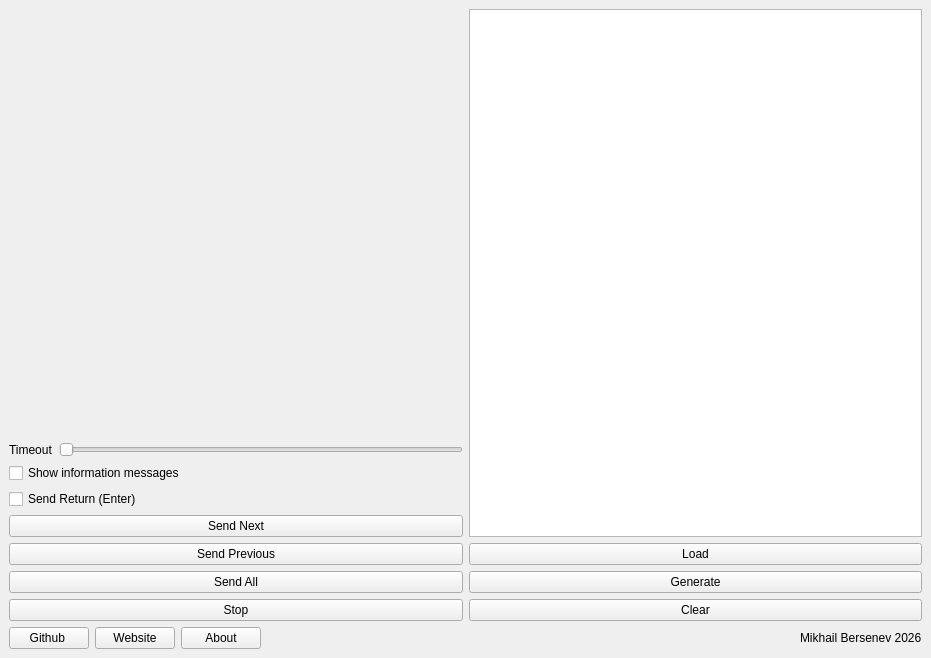
This is mainwindow.ui in MikhailBersenev/EANScannerEmu as Qt 5 draws it before an edit. The edited form follows.
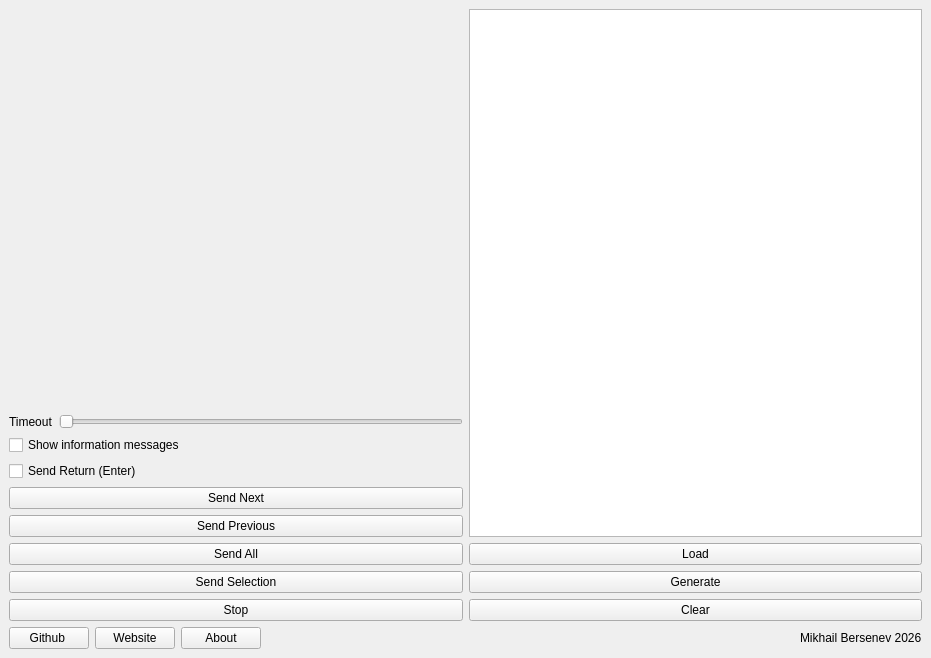
This is the edited form. Icons and pictures are not drawn.

Commit message: Add SendSelectionButton functionality to send selected barcode

What changed in the file:
```diff
--- a/mainwindow.ui
+++ b/mainwindow.ui
@@ -83,6 +83,13 @@
         </property>
        </widget>
       </item>
+      <item>
+       <widget class="QPushButton" name="SendSelectionButton">
+        <property name="text">
+         <string>Send Selection</string>
+        </property>
+       </widget>
+      </item>
       <item>
        <widget class="QPushButton" name="StopButton">
         <property name="text">
```
The commit also changes 3 other files.
